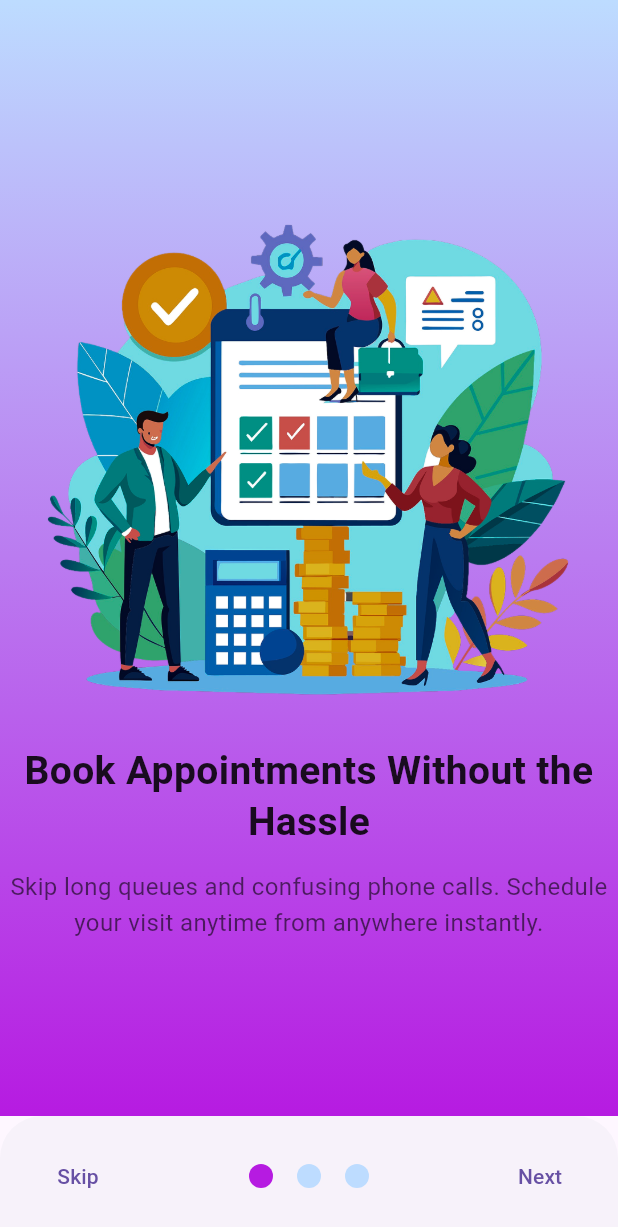
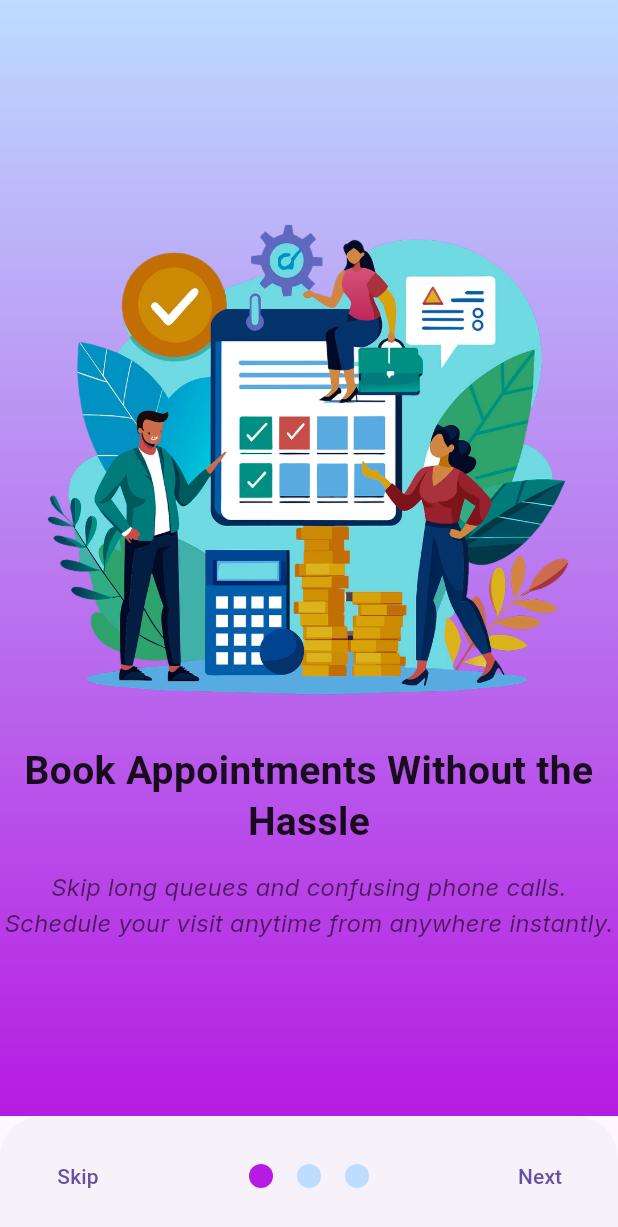
Before and after one commit to rezenn/QuickPalo-Mobile-Application, a Flutter app: the screen it shows after launch, on a phone screen of 412 x 824 dp. Shown: the top 1227 px of the screen. Run offline on Flutter 3.47's test engine with Material 3 defaults, Android fonts, the phone set to English and light mode, and no system bars; drawn by our look-alikes of smooth_page_indicator; our stand-ins replace intl_phone_field, shared_preferences.

Commit message:
minor error fix

```diff
--- a/lib/screens/onboarding_screen.dart
+++ b/lib/screens/onboarding_screen.dart
@@ -95,6 +95,7 @@ class _OnboardingScreenState extends State<OnboardingScreen> {
                       textAlign: TextAlign.center,
                       style: TextStyle(
                         fontSize: 16,
+                        fontFamily: "Inter Italic",
                         height: 1.5,
                         color: Colors.black.withAlpha(150),
                         fontWeight: FontWeight.w400,
@@ -145,6 +146,7 @@ class _OnboardingScreenState extends State<OnboardingScreen> {
                       textAlign: TextAlign.center,
                       style: TextStyle(
                         fontSize: 16,
+                        fontFamily: "Inter Italic",
                         height: 1.5,
                         color: Colors.black.withAlpha(150),
                         fontWeight: FontWeight.w400,
@@ -195,6 +197,7 @@ class _OnboardingScreenState extends State<OnboardingScreen> {
                       textAlign: TextAlign.center,
                       style: TextStyle(
                         fontSize: 16,
+                        fontFamily: "Inter Italic",
                         height: 1.5,
                         color: Colors.black.withAlpha(150),
                         fontWeight: FontWeight.w400,
--- a/lib/screens/organization_detail_screen.dart
+++ b/lib/screens/organization_detail_screen.dart
@@ -66,7 +66,6 @@ class _OrganizationDetailScreenState extends State<OrganizationDetailScreen> {
             child: Column(
               crossAxisAlignment: CrossAxisAlignment.start,
               children: [
-                /// ---------- IMAGE BANNER ----------
                 ClipRRect(
                   borderRadius: BorderRadius.circular(12),
                   child: SizedBox(
@@ -81,13 +80,11 @@ class _OrganizationDetailScreenState extends State<OrganizationDetailScreen> {
 
                 const SizedBox(height: 16),
 
-                /// ---------- HEADER + ACTION BUTTONS ----------
                 Padding(
                   padding: const EdgeInsets.symmetric(horizontal: 16.0),
                   child: Row(
                     mainAxisAlignment: MainAxisAlignment.spaceBetween,
                     children: [
-                      /// LEFT: Name + Address
                       Column(
                         crossAxisAlignment: CrossAxisAlignment.start,
                         children: [
@@ -136,7 +133,6 @@ class _OrganizationDetailScreenState extends State<OrganizationDetailScreen> {
                         ],
                       ),
 
-                      /// RIGHT: Action Icons
                       Container(
                         decoration: BoxDecoration(
                           color: const Color.fromARGB(255, 216, 216, 216),
--- a/pubspec.yaml
+++ b/pubspec.yaml
@@ -84,9 +84,6 @@ flutter:
     - family: Inter Bold 18
       fonts:
         - asset: assets/fonts/Inter_18pt-Bold.ttf
-    - family: Inter Black
-      fonts:
-        - asset: assets/fonts/Inter_18pt-Black.ttf
     - family: Inter Italic
       fonts:
         - asset: assets/fonts/Inter_18pt-Italic.ttf
```
